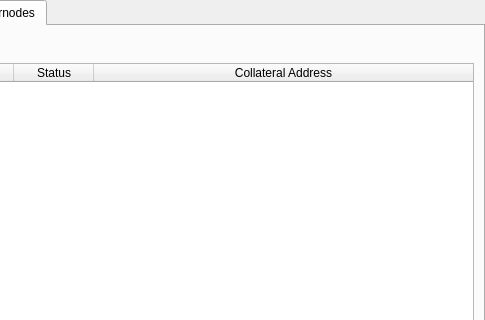
The window that src/qt/forms/masternodemanager.ui (metaspartan/denarius) describes before a commit, drawn with Qt 5; both pictures show x 238 to 723 and y 0 to 320 of the 723 by 457 pixel window.
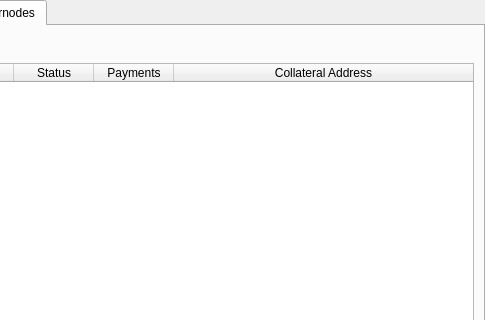
The same window after the commit. The open tabs and pages were chosen to show the change.

Commit message: masternode fair payment system redux

Diff of the .ui file:
```diff
--- a/src/qt/forms/masternodemanager.ui
+++ b/src/qt/forms/masternodemanager.ui
@@ -228,6 +228,11 @@
                <string>Status</string>
               </property>
              </column>
+             <column>
+              <property name="text">
+               <string>Payments</string>
+              </property>
+             </column>
              <column>
               <property name="text">
                <string>Collateral Address</string>
```
Left out of the diff: 2 changed lines with no effect on the pictures. The commit also changes 7 other files.
